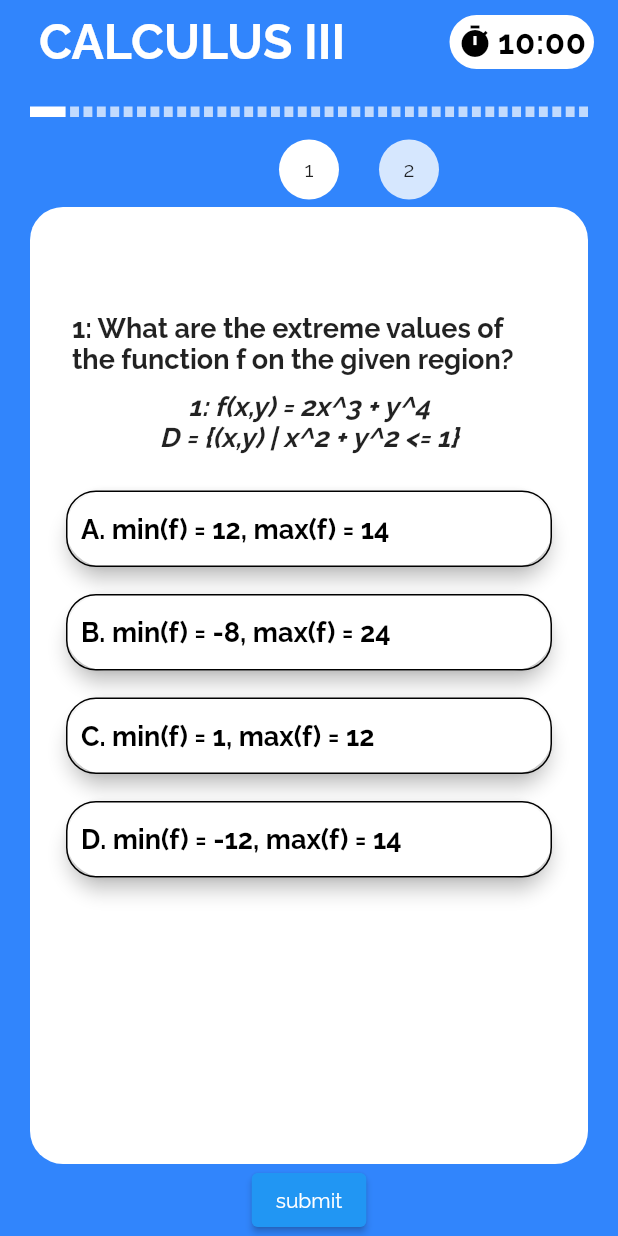
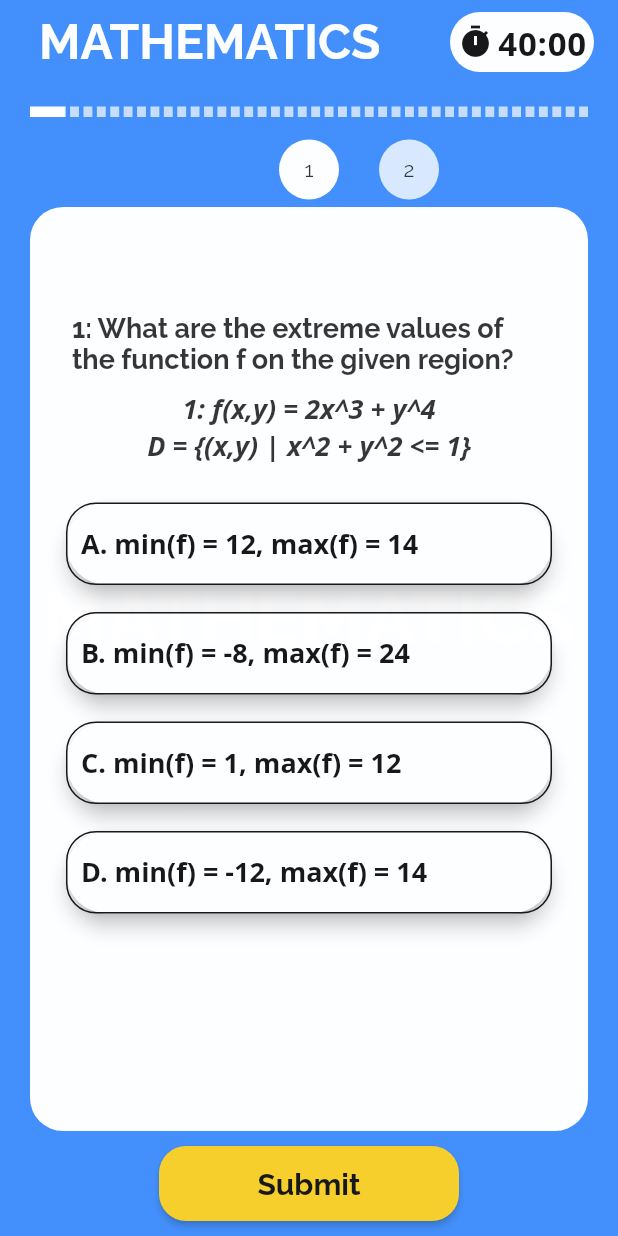
Before and after one commit to CS426FinalProject/eazylearn-frontend, a Flutter app: the TestScreen screen opened directly, on a phone screen of 412 x 824 dp. Run offline on Flutter 3.47's test engine with Material 2 defaults, Android fonts, the phone set to English and light mode, and no system bars; our stand-ins replace email_validator; Roboto replaces fonts that are missing (Open Sans).

Commit message:
final demo

```diff
--- a/lib/constants/color.dart
+++ b/lib/constants/color.dart
@@ -12,10 +12,10 @@ const Color db = Color(0xFFD36B69);
 const Color green_light = Color(0x00EF99);
 
 const Color primaryColor = Color(0xFF3185FC);
-const Color primaryColorDark = Color(0xFF68399B);
+const Color secondaryColor = Color(0xFFF7CB15);
 
-const Color correct = Color(0xFF62E09C);
-const Color incorrect = Color(0xFFE06262);
+const Color correct = Color(0xFF25ED75);
+const Color incorrect = Color(0xFFED254E);
 
 const Color resultCircle1 = Color(0xFF18FE9E);
 const Color resultCircle2 = Color(0xFF11A9FF);
--- a/lib/main.dart
+++ b/lib/main.dart
@@ -13,7 +13,7 @@ class MyApp extends StatelessWidget {
     return MaterialApp(
       title: 'Flutter Demo',
       theme: ThemeData(primarySwatch: Colors.blue, fontFamily: 'Raleway'),
-      home: HomeScreen(),
+      home: SplashScreen(),
     );
   }
 }
--- a/lib/screens/signup_screens/personal_information_screen.dart
+++ b/lib/screens/signup_screens/personal_information_screen.dart
@@ -158,6 +158,7 @@ class _PersonalInformationScreenState extends State<PersonalInformationScreen>
       child: Padding(
         padding: const EdgeInsets.fromLTRB(0, 10, 0, 10),
         child: TextFormField(
+          keyboardType: type == 0 ? TextInputType.phone : TextInputType.text,
           controller: type == 1 ? birthdayController : null,
           onChanged: (value) {
             onTextChanged(value);
--- a/lib/screens/splash_screen.dart
+++ b/lib/screens/splash_screen.dart
@@ -33,7 +33,8 @@ class _SplashScreenState extends State<SplashScreen> {
           child: Text(
             "WELCOME TO\nEAZYLEARN",
             textAlign: TextAlign.center,
-            style: TextStyle(fontSize: 35, fontWeight: FontWeight.bold),
+            style: TextStyle(
+                fontSize: 35, fontWeight: FontWeight.bold, color: primaryColor),
           ),
         ),
         Center(
@@ -59,7 +60,7 @@ class _SplashScreenState extends State<SplashScreen> {
           },
           child: Text(
             "I want to register",
-            style: TextStyle(fontSize: 25),
+            style: TextStyle(fontSize: 25, fontWeight: FontWeight.bold),
           ),
           style: ButtonStyle(
               backgroundColor: MaterialStateProperty.all(primaryColor),
--- a/lib/screens/test_screen.dart
+++ b/lib/screens/test_screen.dart
@@ -1,7 +1,9 @@
+import 'dart:async';
 import 'dart:ui';
 
 import 'package:final_cs426/models/question.dart';
 import 'package:final_cs426/models/test.dart';
+import 'package:final_cs426/screens/result_screen.dart';
 import 'package:final_cs426/utility/answer_chooser.dart';
 import 'package:final_cs426/utility/current_question_tracker.dart';
 import 'package:final_cs426/utility/question_wheel.dart';
@@ -15,6 +17,9 @@ class TestScreen extends StatefulWidget {
 }
 
 class _TestScreenState extends State<TestScreen> {
+  Timer _timer;
+  int _timeLeft;
+
   bool init = true;
   bool locked = false;
   PageController pageController = PageController();
@@ -25,6 +30,9 @@ class _TestScreenState extends State<TestScreen> {
   @override
   void initState() {
     super.initState();
+
+    _timeLeft = 40 * 60;
+
     currentQuestion = 0;
     List<Answer> options = [
       Answer(answerText: "min(f) = 12, max(f) = 14"),
@@ -48,6 +56,7 @@ class _TestScreenState extends State<TestScreen> {
       await Future.delayed(Duration(seconds: 1));
       setState(() {
         init = false;
+        _startTimer();
       });
     });
   }
@@ -55,6 +64,7 @@ class _TestScreenState extends State<TestScreen> {
   @override
   void dispose() {
     super.dispose();
+    _timer.cancel();
     pageController.dispose();
     wheelController.dispose();
   }
@@ -63,21 +73,23 @@ class _TestScreenState extends State<TestScreen> {
   Widget build(BuildContext context) {
     double width = MediaQuery.of(context).size.width;
     return AnimatedSwitcher(
-      duration: Duration(seconds: 1),
+      duration: Duration(milliseconds: 1000),
       child: init
           ? Scaffold(
+              key: ValueKey("SPLASH"),
               backgroundColor: primaryColor,
               body: Center(
                 child: Text(
-                  "Mathematics",
+                  "MATHEMATICS",
                   style: TextStyle(
                       color: Colors.white,
-                      fontSize: 30,
+                      fontSize: 50,
                       fontWeight: FontWeight.bold),
                 ),
               ),
             )
           : Scaffold(
+              key: ValueKey("TEST"),
               backgroundColor: primaryColor,
               appBar: AppBar(
                 automaticallyImplyLeading: false,
@@ -87,7 +99,7 @@ class _TestScreenState extends State<TestScreen> {
                       child: Padding(
                         padding: const EdgeInsets.fromLTRB(10, 0, 0, 0),
                         child: Text(
-                          'CALCULUS III',
+                          'MATHEMATICS',
                           style: TextStyle(
                               color: Colors.white,
                               fontSize: 32,
@@ -110,9 +122,10 @@ class _TestScreenState extends State<TestScreen> {
                               SizedBox(
                                 width: 3,
                               ),
-                              Text('10:00',
+                              Text('${_toMinute(_timeLeft)}',
                                   textAlign: TextAlign.center,
                                   style: TextStyle(
+                                      fontFamily: "Open Sans",
                                       fontSize: 22,
                                       letterSpacing: 0.5,
                                       fontWeight: FontWeight.bold,
@@ -125,7 +138,9 @@ class _TestScreenState extends State<TestScreen> {
                 elevation: 0,
                 backgroundColor: Colors.transparent,
               ),
-              body: Column(
+              body: Padding(
+                padding: EdgeInsets.only(bottom: 10),
+                child: Column(
                   children: <Widget>[
                     Padding(
                       padding: EdgeInsets.only(left: 20, right: 20),
@@ -168,8 +183,7 @@ class _TestScreenState extends State<TestScreen> {
                       ),
                     ),
                     Expanded(
-                    child: Stack(children: [
-                      PageView.builder(
+                      child: PageView.builder(
                           itemCount: test.questions.length,
                           controller: pageController,
                           onPageChanged: (index) => setState(() {
@@ -211,6 +225,7 @@ class _TestScreenState extends State<TestScreen> {
                                             Text(
                                               test.questions[index].equation,
                                               style: TextStyle(
+                                                fontFamily: "Open Sans",
                                                 fontSize: 18,
                                                 fontStyle: FontStyle.italic,
                                                 fontWeight: FontWeight.bold,
@@ -236,12 +251,61 @@ class _TestScreenState extends State<TestScreen> {
                                   ),
                                 ),
                               )),
-                    ]),
                     ),
-                  ElevatedButton(onPressed: () {}, child: Text("submit"))
+                    SizedBox(
+                      height: 10,
+                    ),
+                    ElevatedButton(
+                      onPressed: () => _onSubmitClicked(),
+                      child: Text(
+                        "Submit",
+                        style: TextStyle(
+                            color: Colors.black,
+                            fontWeight: FontWeight.bold,
+                            fontSize: 20),
+                      ),
+                      style: ButtonStyle(
+                          backgroundColor:
+                              MaterialStateProperty.all(secondaryColor),
+                          minimumSize: MaterialStateProperty.all(Size(200, 50)),
+                          shape: MaterialStateProperty.all(
+                              RoundedRectangleBorder(
+                                  borderRadius: BorderRadius.circular(18)))),
+                    )
                   ],
+                ),
               ),
             ),
     );
   }
+
+  void _onSubmitClicked() {
+    Navigator.of(context)
+        .push(MaterialPageRoute(builder: (context) => ResultScreen()));
   }
+
+  void _startTimer() {
+    _timer = new Timer.periodic(
+      Duration(seconds: 1),
+      (Timer timer) {
+        if (_timeLeft == 0) {
+          setState(() {
+            timer.cancel();
+          });
+        } else {
+          setState(() {
+            _timeLeft--;
+          });
+        }
+      },
+    );
+  }
+
+  String _toMinute(int sec) {
+    String minute = (sec ~/ 60).toString();
+    String second = (sec % 60).toString();
+    if (minute.length == 1) minute = "0" + minute;
+    if (second.length == 1) second = "0" + second;
+    return "$minute:$second";
+  }
+}
--- a/lib/utility/answer_card.dart
+++ b/lib/utility/answer_card.dart
@@ -29,6 +29,7 @@ class AnswerCard extends StatelessWidget {
                 children: [
                   Text(answer.answerText,
                       style: TextStyle(
+                          fontFamily: "Open Sans",
                           fontSize: 18,
                           fontWeight: FontWeight.bold,
                           color: !chosen ? Colors.black : Colors.white)),
--- a/lib/utility/question_wheel.dart
+++ b/lib/utility/question_wheel.dart
@@ -112,7 +112,7 @@ class _QuestionWheelState extends State<QuestionWheel> {
                           ? Border.all(color: Colors.black, width: 2)
                           : null,
                       color: selected == index
-                          ? primaryColorDark
+                          ? secondaryColor
                           : (widget.userChoices[index] != -1
                               ? primaryColor
                               : Colors.white)),
@@ -122,8 +122,7 @@ class _QuestionWheelState extends State<QuestionWheel> {
                       style: TextStyle(
                           fontSize: 20,
                           fontWeight: FontWeight.bold,
-                          color: (selected == index) ||
-                                  (widget.userChoices[index] != -1)
+                          color: (widget.userChoices[index] != -1)
                               ? Colors.white
                               : Colors.black),
                     ),
```
Also changed, not shown: lib/screens/result_screen.dart (added, +110 -0 lines), lib/utility/correctness.dart (+2 -6 lines), lib/utility/result_circle.dart (+55 -16 lines). Lines whose indentation alone changed are shown as unchanged.
